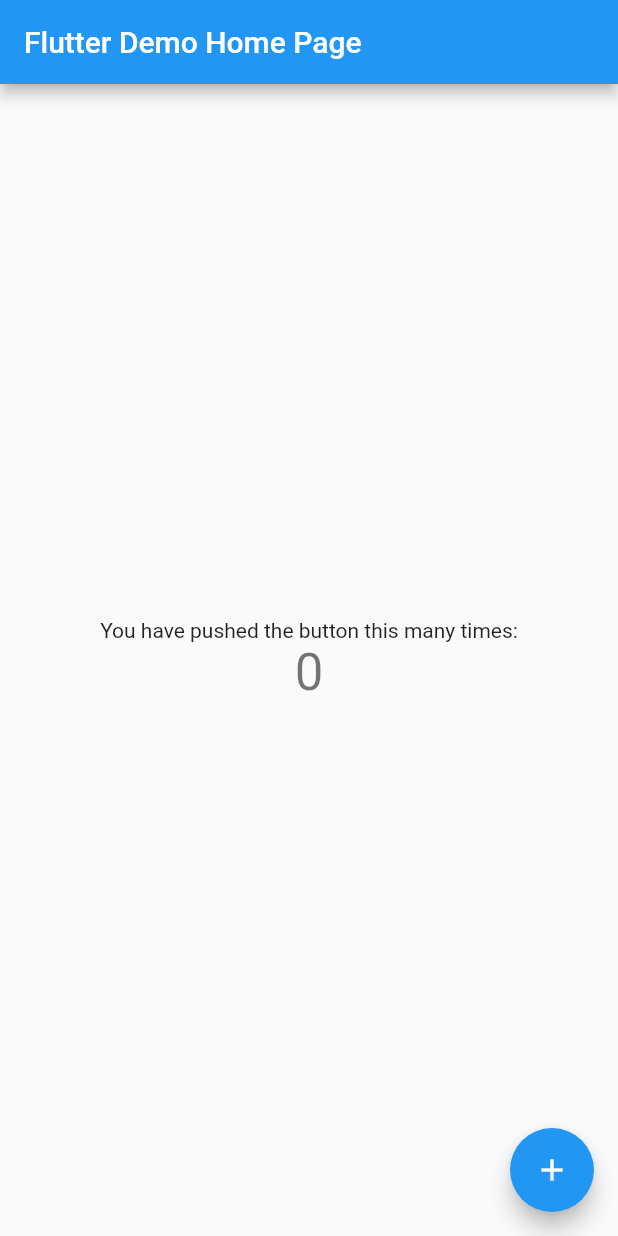
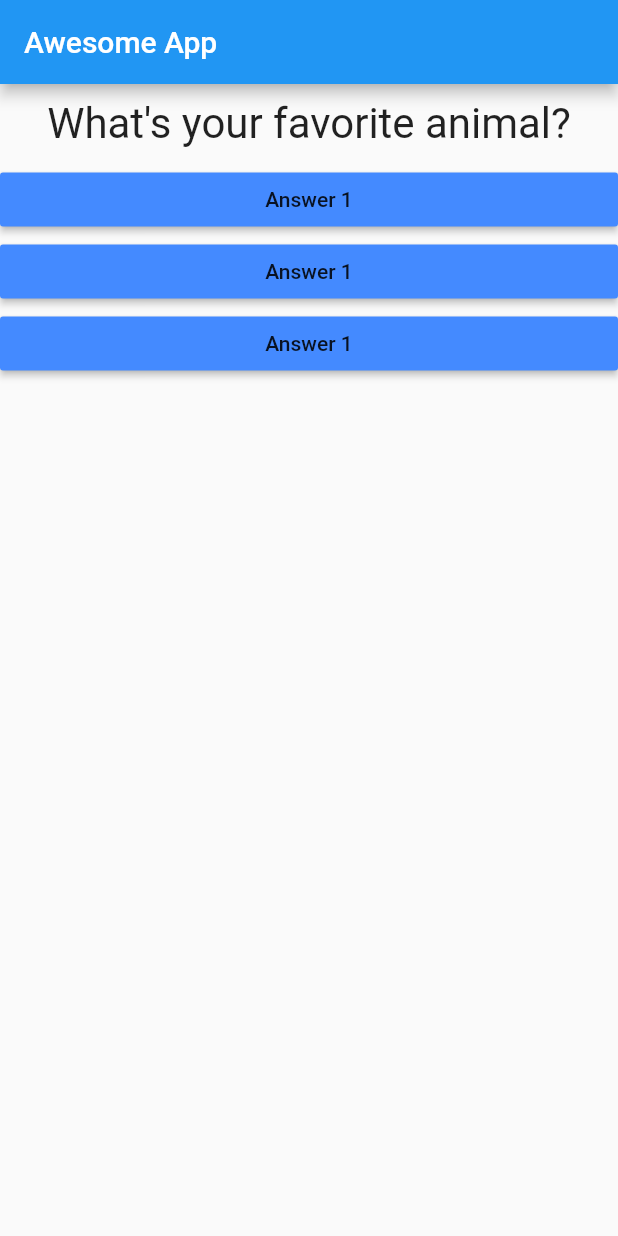
Before and after one commit to Gaphell/flutter_course1, a Flutter app: the screen it shows after launch, on a phone screen of 412 x 824 dp. Run offline on Flutter 3.47's test engine with Material 2 defaults, Android fonts, the phone set to English and light mode, and no system bars.

Commit message:
passing data and event handler

```diff
--- /dev/null
+++ b/lib/answer.dart
@@ -0,0 +1,20 @@
+import 'package:flutter/cupertino.dart';
+import 'package:flutter/material.dart';
+
+class Answer extends StatelessWidget {
+  final Function handler;
+
+  Answer(this.handler);
+
+  @override
+  Widget build(BuildContext context) {
+    return Container(
+      width: double.infinity,
+      child: RaisedButton(
+        color: Colors.blueAccent,
+        child: Text('Answer 1'),
+        onPressed: handler,
+      ),
+    );
+  }
+}
--- a/lib/main.dart
+++ b/lib/main.dart
@@ -1,117 +1,49 @@
 import 'package:flutter/material.dart';
+import './question.dart';
+import './answer.dart';
 
 void main() {
-  runApp(MyApp());
+  runApp(AwesomeApp());
 }
 
-class MyApp extends StatelessWidget {
-  // This widget is the root of your application.
+class AwesomeApp extends StatefulWidget {
   @override
-  Widget build(BuildContext context) {
-    return MaterialApp(
-      title: 'Flutter Demo',
-      theme: ThemeData(
-        // This is the theme of your application.
-        //
-        // Try running your application with "flutter run". You'll see the
-        // application has a blue toolbar. Then, without quitting the app, try
-        // changing the primarySwatch below to Colors.green and then invoke
-        // "hot reload" (press "r" in the console where you ran "flutter run",
-        // or simply save your changes to "hot reload" in a Flutter IDE).
-        // Notice that the counter didn't reset back to zero; the application
-        // is not restarted.
-        primarySwatch: Colors.blue,
-        // This makes the visual density adapt to the platform that you run
-        // the app on. For desktop platforms, the controls will be smaller and
-        // closer together (more dense) than on mobile platforms.
-        visualDensity: VisualDensity.adaptivePlatformDensity,
-      ),
-      home: MyHomePage(title: 'Flutter Demo Home Page'),
-    );
+  State<StatefulWidget> createState() {
+    return _AwesomeAppState();
   }
 }
 
-class MyHomePage extends StatefulWidget {
-  MyHomePage({Key key, this.title}) : super(key: key);
+class _AwesomeAppState extends State<AwesomeApp> {
+  var _questionIndex = 0;
 
-  // This widget is the home page of your application. It is stateful, meaning
-  // that it has a State object (defined below) that contains fields that affect
-  // how it looks.
-
-  // This class is the configuration for the state. It holds the values (in this
-  // case the title) provided by the parent (in this case the App widget) and
-  // used by the build method of the State. Fields in a Widget subclass are
-  // always marked "final".
-
-  final String title;
-
-  @override
-  _MyHomePageState createState() => _MyHomePageState();
-}
-
-class _MyHomePageState extends State<MyHomePage> {
-  int _counter = 0;
-
-  void _incrementCounter() {
+  void _answerQuestion() {
     setState(() {
-      // This call to setState tells the Flutter framework that something has
-      // changed in this State, which causes it to rerun the build method below
-      // so that the display can reflect the updated values. If we changed
-      // _counter without calling setState(), then the build method would not be
-      // called again, and so nothing would appear to happen.
-      _counter++;
+      _questionIndex = _questionIndex + 1;
     });
   }
 
   @override
   Widget build(BuildContext context) {
-    // This method is rerun every time setState is called, for instance as done
-    // by the _incrementCounter method above.
-    //
-    // The Flutter framework has been optimized to make rerunning build methods
-    // fast, so that you can just rebuild anything that needs updating rather
-    // than having to individually change instances of widgets.
-    return Scaffold(
-      appBar: AppBar(
-        // Here we take the value from the MyHomePage object that was created by
-        // the App.build method, and use it to set our appbar title.
-        title: Text(widget.title),
-      ),
-      body: Center(
-        // Center is a layout widget. It takes a single child and positions it
-        // in the middle of the parent.
-        child: Column(
-          // Column is also a layout widget. It takes a list of children and
-          // arranges them vertically. By default, it sizes itself to fit its
-          // children horizontally, and tries to be as tall as its parent.
-          //
-          // Invoke "debug painting" (press "p" in the console, choose the
-          // "Toggle Debug Paint" action from the Flutter Inspector in Android
-          // Studio, or the "Toggle Debug Paint" command in Visual Studio Code)
-          // to see the wireframe for each widget.
-          //
-          // Column has various properties to control how it sizes itself and
-          // how it positions its children. Here we use mainAxisAlignment to
-          // center the children vertically; the main axis here is the vertical
-          // axis because Columns are vertical (the cross axis would be
-          // horizontal).
-          mainAxisAlignment: MainAxisAlignment.center,
-          children: <Widget>[
-            Text(
-              'You have pushed the button this many times:',
-            ),
-            Text(
-              '$_counter',
-              style: Theme.of(context).textTheme.headline4,
-            ),
+    var questions = [
+      'What\'s your favorite animal?',
+      'What\'s your favorite color?',
+      'What\'s your age?'
+    ];
+
+    return MaterialApp(
+      home: Scaffold(
+        appBar: AppBar(
+          title: Text('Awesome App'),
+        ),
+        body: Column(
+          children: [
+            Question(questions[_questionIndex]),
+            Answer(_answerQuestion),
+            Answer(_answerQuestion),
+            Answer(_answerQuestion),
           ],
         ),
       ),
-      floatingActionButton: FloatingActionButton(
-        onPressed: _incrementCounter,
-        tooltip: 'Increment',
-        child: Icon(Icons.add),
-      ), // This trailing comma makes auto-formatting nicer for build methods.
     );
   }
 }
--- /dev/null
+++ b/lib/question.dart
@@ -0,0 +1,21 @@
+import 'package:flutter/cupertino.dart';
+import 'package:flutter/material.dart';
+
+class Question extends StatelessWidget {
+  final String questionText;
+
+  Question(this.questionText);
+
+  @override
+  Widget build(BuildContext context) {
+    return Container(
+      width: double.infinity,
+      margin: EdgeInsets.all(10),
+      child: (Text(
+        questionText,
+        style: TextStyle(fontSize: 28),
+        textAlign: TextAlign.center,
+      )),
+    );
+  }
+}
```
Also changed, not shown: 2 other files.
